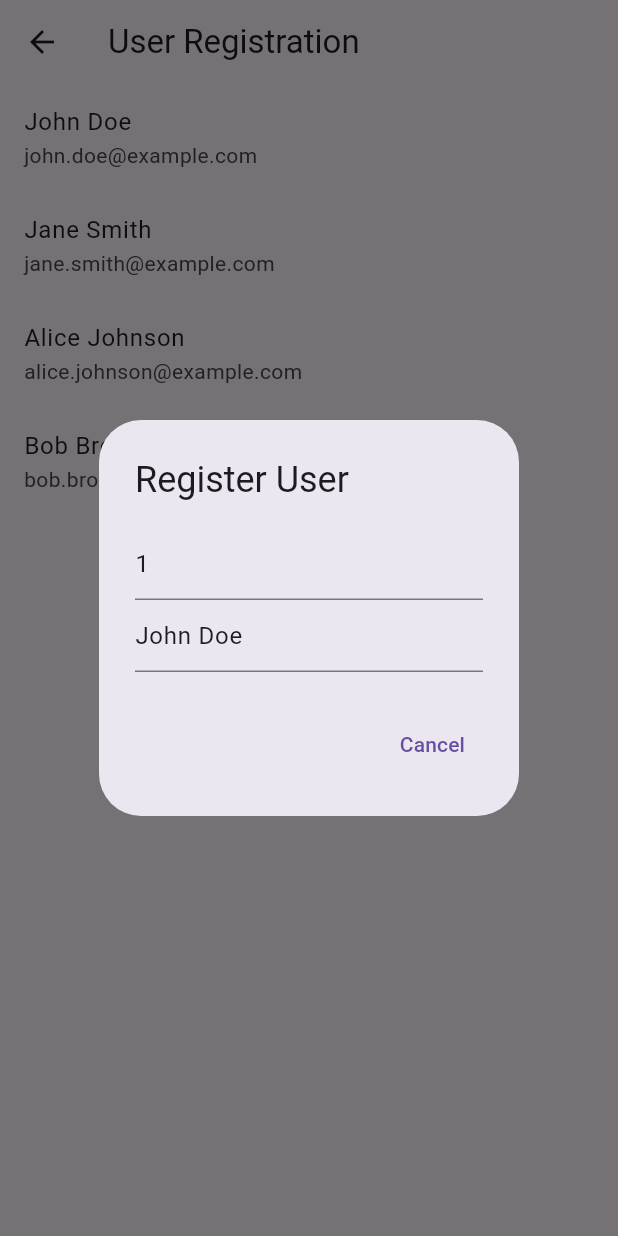
After one commit to caxtonmbuvi/nfc, a Flutter app: the RegistrationPage screen opened directly, after a tap on "John Doe", on a phone screen of 412 x 824 dp. The commit adds this screen. Run offline on Flutter 3.47's test engine with Material 3 defaults, Android fonts, the phone set to English and light mode, and no system bars; missing offline and left inert: nfc_manager.

Commit message:
:bug:Android default pop fix

```diff
--- /dev/null
+++ b/lib/registration.dart
@@ -0,0 +1,178 @@
+import 'dart:developer';
+
+import 'package:flutter/material.dart';
+import 'package:nfc_manager/nfc_manager.dart';
+
+class User {
+  final String id;
+  final String name;
+  final String email;
+
+  User({required this.id, required this.name, required this.email});
+}
+
+class RegistrationPage extends StatefulWidget {
+  const RegistrationPage({super.key});
+
+  @override
+  RegistrationPageState createState() => RegistrationPageState();
+}
+
+class RegistrationPageState extends State<RegistrationPage> {
+  NfcTag? _currentTag;
+  bool _isWriting = false;
+  bool _isDialogOpen = false;
+
+  // Dummy user data
+  final List<User> _users = [
+    User(id: '1', name: 'John Doe', email: 'john.doe@example.com'),
+    User(id: '2', name: 'Jane Smith', email: 'jane.smith@example.com'),
+    User(id: '3', name: 'Alice Johnson', email: 'alice.johnson@example.com'),
+    User(id: '4', name: 'Bob Brown', email: 'bob.brown@example.com'),
+  ];
+
+  String userId = '';
+  String userName = '';
+
+  void _startNfcSession() async {
+    NfcManager.instance.startSession(onDiscovered: (NfcTag tag) async {
+      if (!mounted || _isWriting || userId.isEmpty || userName.isEmpty) return;
+
+      setState(() {
+        _currentTag = tag;
+        _isWriting = true; // Prevent multiple writes
+      });
+
+      _writeToNfc(userId, userName); // Write data to the tag
+    });
+  }
+
+  void _showInputDialog(User user) {
+    setState(() {
+      userId = user.id;
+      userName = user.name;
+    });
+
+    _isDialogOpen = true;
+    _startNfcSession();  // Automatically start the NFC session when the dialog opens
+
+    showDialog(
+      context: context,
+      builder: (BuildContext context) {
+        return AlertDialog(
+          title: const Text('Register User'),
+          content: Column(
+            mainAxisSize: MainAxisSize.min,
+            children: [
+              TextField(
+                controller: TextEditingController(text: userId),
+                decoration: const InputDecoration(hintText: "Enter User ID"),
+                readOnly: true,
+              ),
+              TextField(
+                controller: TextEditingController(text: userName),
+                decoration: const InputDecoration(hintText: "Enter User Name"),
+                readOnly: true,
+              ),
+            ],
+          ),
+          actions: [
+            TextButton(
+              onPressed: () {
+                Navigator.of(context).pop();
+                _isDialogOpen = false;
+                _stopNfcSession();  // Stop session if user cancels
+              },
+              child: const Text('Cancel'),
+            ),
+          ],
+        );
+      },
+    ).then((_) {
+      if (_isDialogOpen && mounted) {
+        _stopNfcSession();
+      }
+    });
+  }
+
+  void _writeToNfc(String userId, String userName) async {
+    if (_currentTag == null) {
+      if (mounted) {
+        ScaffoldMessenger.of(context).showSnackBar(
+          const SnackBar(content: Text('No NFC tag detected. Please try again.')),
+        );
+      }
+      return;
+    }
+
+    final message = NdefMessage([
+      NdefRecord.createText('$userId,$userName'),
+    ]);
+
+    try {
+      log("Starting NFC write operation...");
+
+      final ndef = Ndef.from(_currentTag!);
+      if (ndef == null || !ndef.isWritable) {
+        throw 'NFC tag is not writable';
+      }
+
+      log("Writing new data: User ID = $userId, User Name = $userName");
+      await ndef.write(message);
+
+      if (mounted) {
+        log("Data written successfully.");
+        ScaffoldMessenger.of(context).showSnackBar(
+          const SnackBar(content: Text('User details written to NFC tag successfully!')),
+        );
+        Navigator.of(context).pop(); // Close the dialog and navigate back
+      }
+    } catch (e) {
+      log("Error during NFC write operation: $e");
+      if (mounted) {
+        ScaffoldMessenger.of(context).showSnackBar(
+          SnackBar(content: Text('Failed to write data: $e')),
+        );
+      }
+    } finally {
+      _stopNfcSession();
+    }
+  }
+
+  void _stopNfcSession() async {
+    await NfcManager.instance.stopSession();
+    if (mounted) {
+      setState(() {
+        _currentTag = null;
+        _isWriting = false;
+        _isDialogOpen = false;
+      });
+    }
+  }
+
+  @override
+  void dispose() {
+    _stopNfcSession();  // Ensure the session is stopped when the widget is disposed
+    super.dispose();
+  }
+
+  @override
+  Widget build(BuildContext context) {
+    return Scaffold(
+      appBar: AppBar(
+        title: const Text('User Registration'),
+      ),
+      body: ListView.builder(
+        itemCount: _users.length,
+        itemBuilder: (context, index) {
+          final user = _users[index];
+          return ListTile(
+            title: Text(user.name),
+            subtitle: Text(user.email),
+            onTap: () => _showInputDialog(user), // Show the prefilled dialog
+          );
+        },
+      ),
+    );
+  }
+}
--- a/pubspec.yaml
+++ b/pubspec.yaml
@@ -36,6 +36,8 @@ dependencies:
   # Use with the CupertinoIcons class for iOS style icons.
   cupertino_icons: ^1.0.6
   flutter_nfc_kit: ^3.5.2
+  ndef: ^0.3.3
+  nfc_manager: ^3.5.0
 
 dev_dependencies:
   flutter_test:
```
Also changed, not shown: lib/clockinout.dart (added, +185 -0 lines), lib/main.dart (+27 -76 lines), pubspec.lock, 5 other files.
